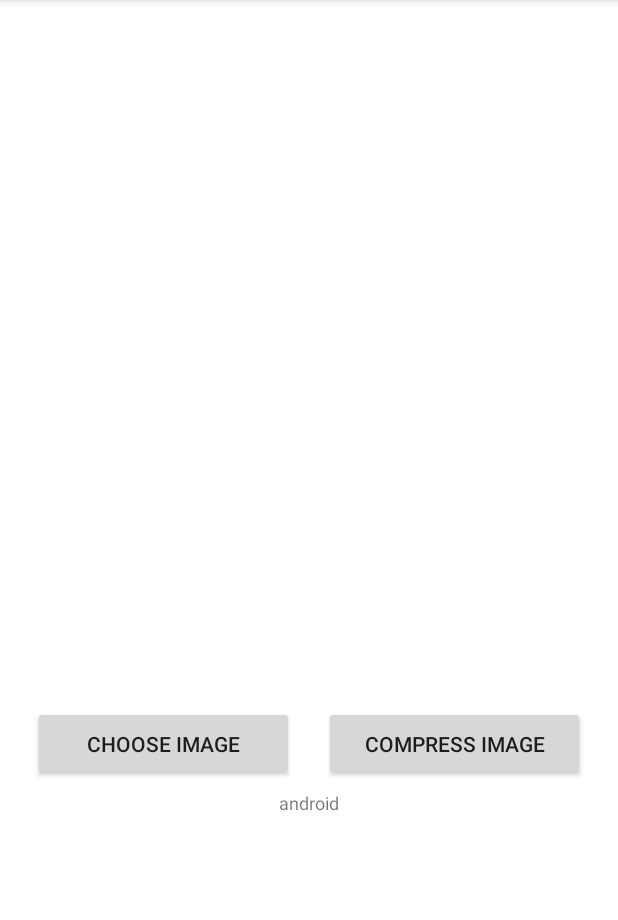
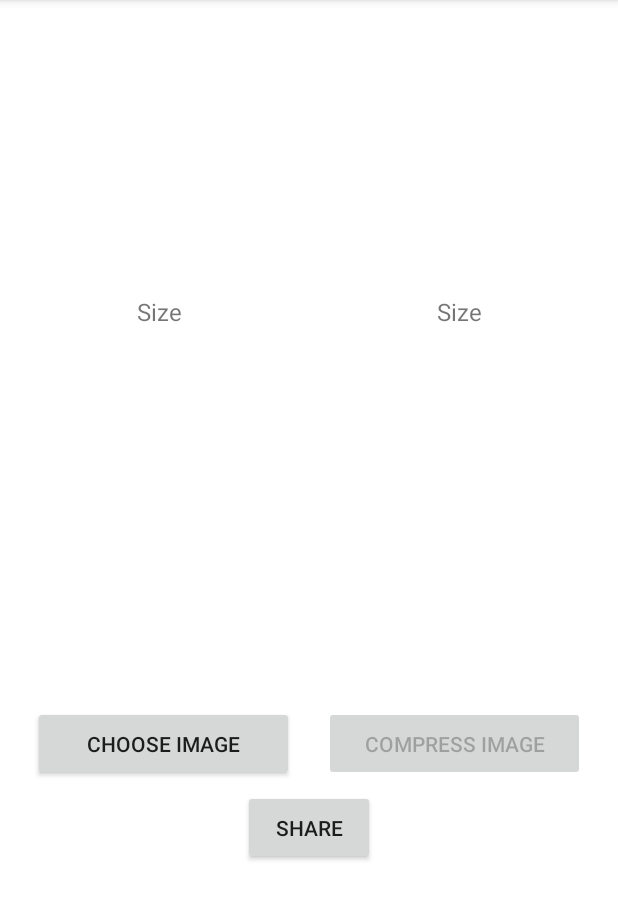
Before and after one commit to agy3ya/ImageCompressor, an Android app: the screen it shows after launch (MainActivity), on a phone screen of 412 x 824 dp, the part 84-1004 px from its top. Run offline under Robolectric (Android 15) with nearby library versions, the phone set to English and light mode, and no system bars; libraries missing offline, so code that uses them is left out: com.iceteck.silicompressorr.

Commit message:
Implemented resolution

```diff
--- a/app/src/main/java/com/example/imagecompressor/MainActivity.java
+++ b/app/src/main/java/com/example/imagecompressor/MainActivity.java
@@ -23,14 +23,17 @@ import com.iceteck.silicompressorr.SiliCompressor;
 
 import java.io.File;
 import java.io.IOException;
+import java.io.OutputStream;
 
 public class MainActivity extends AppCompatActivity {
 
     private AppCompatButton chooseButton;
     private AppCompatButton compressButton;
+    private AppCompatButton shareButton;
     private ImageView originalImage;
     private ImageView compressedImage;
-    private TextView textView;
+    private TextView originalTextView;
+    private TextView compressedTextView;
     private static final int PICK_IMAGE = 1;
     Uri imageUri;
     private Bitmap bitmap;
@@ -48,12 +51,15 @@ public class MainActivity extends AppCompatActivity {
         chooseButton = findViewById(R.id.chooseButton);
         compressedImage = findViewById(R.id.compressedImage);
         compressButton = findViewById(R.id.compressButton);
-        textView = findViewById(R.id.test);
+        originalTextView =findViewById(R.id.originalTextView);
+        compressedTextView=findViewById(R.id.compressedTextView);
+        compressButton.setEnabled(false);
         setupClickListener();
 
     }
 
     private void setupClickListener() {
+
         chooseButton.setOnClickListener(new View.OnClickListener() {
             @Override
             public void onClick(View v) {
@@ -64,14 +70,15 @@ public class MainActivity extends AppCompatActivity {
             }
         });
         compressButton.setOnClickListener(new View.OnClickListener() {
-            @Override
-            public void onClick(View v) {
-                imageBitmap = Compressor.reduceBitmapSize(bitmap,307200);
-                compressedImage.setImageBitmap(imageBitmap);
-                int compressedHeight = imageBitmap.getHeight();
-                textView.setText(String.valueOf(compressedHeight));
-            }
-        });
+                @Override
+                public void onClick(View v) {
+                    imageBitmap = Compressor.reduceBitmapSize(bitmap, 307200);
+                    compressedImage.setImageBitmap(imageBitmap);
+                    String resolution = calculateResolution(imageBitmap);
+                    compressedTextView.setText(resolution);
+                }
+            });
+
      }
         @Override
         protected void onActivityResult ( int requestCode, int resultCode, @Nullable Intent data){
@@ -81,10 +88,18 @@ public class MainActivity extends AppCompatActivity {
                 try {
                     bitmap = MediaStore.Images.Media.getBitmap(getContentResolver(), imageUri);
                     originalImage.setImageBitmap(bitmap);
-
+                    compressButton.setEnabled(true);
+                    String resolution = calculateResolution(bitmap);
+                    originalTextView.setText(resolution);
                 } catch (IOException e) {
                     e.printStackTrace();
                 }
             }
         }
+        private String calculateResolution(Bitmap bitmap){
+            int width = bitmap.getWidth();
+            int height = bitmap.getHeight();
+            return String.valueOf(width) + "x" + String.valueOf(height);
+        }
+
     }
--- a/app/src/main/res/layout/activity_main.xml
+++ b/app/src/main/res/layout/activity_main.xml
@@ -15,6 +15,40 @@
     android:backgroundTint="@color/black"
     android:layout_gravity="center"
     android:padding="6dp">
+    <LinearLayout
+        android:layout_width="match_parent"
+        android:layout_height="wrap_content"
+        android:orientation="horizontal"
+        >
+        <TextView
+            android:gravity="center"
+            android:id="@+id/originalTextView"
+            android:layout_gravity="center_horizontal"
+            android:layout_width="0dp"
+            android:layout_height="wrap_content"
+            android:text="@string/size"
+            android:layout_marginStart="10sp"
+            android:layout_marginEnd="10sp"
+            android:layout_weight="1"
+            android:padding="6dp"
+            android:textSize="16sp"/>
+        <TextView
+            android:gravity="center"
+            android:id="@+id/compressedTextView"
+            android:layout_weight="1"
+            android:layout_gravity="center_horizontal"
+            android:layout_width="0dp"
+            android:layout_height="wrap_content"
+            android:text="@string/size"
+            android:textSize="16sp"
+            android:padding="6dp"
+            android:layout_marginStart="10dp"
+            android:layout_marginEnd="10dp"/>
+
+
+
+
+    </LinearLayout>
 
     <LinearLayout
         android:layout_width="match_parent"
@@ -61,14 +95,13 @@
 
 
     </LinearLayout>
-    <TextView
-        android:id="@+id/test"
-        android:layout_gravity="center_horizontal"
-        android:layout_width="wrap_content"
-        android:layout_height="wrap_content"
-        android:text="android"
-        android:textSize="12sp"/>
 
+<androidx.appcompat.widget.AppCompatButton
+    android:id="@+id/shareButton"
+    android:layout_width="wrap_content"
+    android:layout_height="50dp"
+    android:text="@string/share"
+    android:layout_gravity="center"/>
 </LinearLayout>
 
 
--- a/app/src/main/res/values/strings.xml
+++ b/app/src/main/res/values/strings.xml
@@ -2,4 +2,6 @@
     <string name="app_name">ImageCompressor</string>
     <string name="choose_image">Choose Image</string>
     <string name="compress_image">Compress Image</string>
+    <string name="size">Size</string>
+    <string name="share">Share</string>
 </resources>
```
